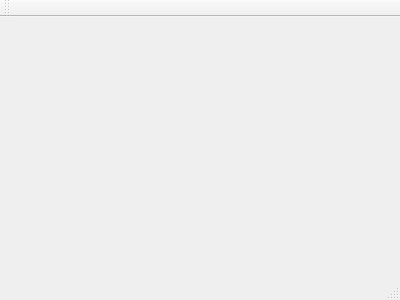
Old version of the form testEXE/mainwindow.ui in the repository Splenish/BankSimul_400.
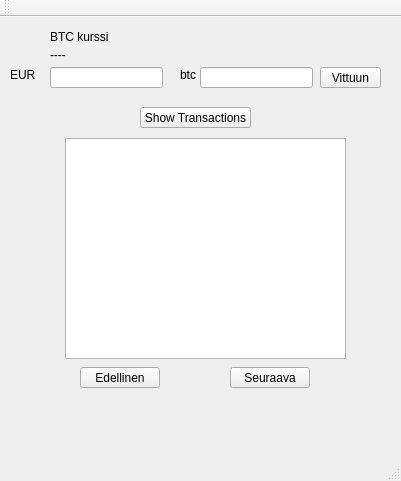
New version of the form.

```diff
--- a/testEXE/mainwindow.ui
+++ b/testEXE/mainwindow.ui
@@ -1,24 +1,174 @@
 <ui version="4.0">
  <class>MainWindow</class>
- <widget class="QMainWindow" name="MainWindow" >
-  <property name="geometry" >
+ <widget class="QMainWindow" name="MainWindow">
+  <property name="geometry">
    <rect>
     <x>0</x>
     <y>0</y>
-    <width>400</width>
-    <height>300</height>
+    <width>401</width>
+    <height>481</height>
    </rect>
   </property>
   <property name="windowTitle" >
    <string>MainWindow</string>
   </property>
-  <widget class="QMenuBar" name="menuBar" />
-  <widget class="QToolBar" name="mainToolBar" />
-  <widget class="QWidget" name="centralWidget" />
-  <widget class="QStatusBar" name="statusBar" />
+  <widget class="QWidget" name="centralWidget">
+   <widget class="QPushButton" name="quitButton">
+    <property name="geometry">
+     <rect>
+      <x>320</x>
+      <y>50</y>
+      <width>61</width>
+      <height>21</height>
+     </rect>
+    </property>
+    <property name="text">
+     <string>Vittuun</string>
+    </property>
+   </widget>
+   <widget class="QLineEdit" name="Euros">
+    <property name="geometry">
+     <rect>
+      <x>50</x>
+      <y>50</y>
+      <width>113</width>
+      <height>21</height>
+     </rect>
+    </property>
+   </widget>
+   <widget class="QLineEdit" name="Coins">
+    <property name="geometry">
+     <rect>
+      <x>200</x>
+      <y>50</y>
+      <width>113</width>
+      <height>21</height>
+     </rect>
+    </property>
+   </widget>
+   <widget class="QLabel" name="label">
+    <property name="geometry">
+     <rect>
+      <x>10</x>
+      <y>50</y>
+      <width>31</width>
+      <height>16</height>
+     </rect>
+    </property>
+    <property name="text">
+     <string>EUR</string>
+    </property>
+   </widget>
+   <widget class="QLabel" name="label_2">
+    <property name="geometry">
+     <rect>
+      <x>180</x>
+      <y>50</y>
+      <width>21</width>
+      <height>16</height>
+     </rect>
+    </property>
+    <property name="text">
+     <string>btc</string>
+    </property>
+   </widget>
+   <widget class="QLabel" name="btcKurssiLabel">
+    <property name="geometry">
+     <rect>
+      <x>50</x>
+      <y>10</y>
+      <width>61</width>
+      <height>20</height>
+     </rect>
+    </property>
+    <property name="text">
+     <string>BTC kurssi</string>
+    </property>
+   </widget>
+   <widget class="QLabel" name="btcKurssiValue">
+    <property name="geometry">
+     <rect>
+      <x>50</x>
+      <y>30</y>
+      <width>71</width>
+      <height>16</height>
+     </rect>
+    </property>
+    <property name="text">
+     <string>----</string>
+    </property>
+   </widget>
+   <widget class="QListWidget" name="transactionList">
+    <property name="geometry">
+     <rect>
+      <x>65</x>
+      <y>121</y>
+      <width>281</width>
+      <height>221</height>
+     </rect>
+    </property>
+   </widget>
+   <widget class="QPushButton" name="showTransactionsButton">
+    <property name="geometry">
+     <rect>
+      <x>140</x>
+      <y>90</y>
+      <width>111</width>
+      <height>21</height>
+     </rect>
+    </property>
+    <property name="text">
+     <string>Show Transactions</string>
+    </property>
+   </widget>
+   <widget class="QPushButton" name="edellinenButton">
+    <property name="geometry">
+     <rect>
+      <x>80</x>
+      <y>350</y>
+      <width>80</width>
+      <height>21</height>
+     </rect>
+    </property>
+    <property name="text">
+     <string>Edellinen</string>
+    </property>
+   </widget>
+   <widget class="QPushButton" name="seuraavaButton">
+    <property name="geometry">
+     <rect>
+      <x>230</x>
+      <y>350</y>
+      <width>80</width>
+      <height>21</height>
+     </rect>
+    </property>
+    <property name="text">
+     <string>Seuraava</string>
+    </property>
+   </widget>
+  </widget>
+  <widget class="QMenuBar" name="menuBar">
+   <property name="geometry">
+    <rect>
+     <x>0</x>
+     <y>0</y>
+     <width>401</width>
+     <height>20</height>
+    </rect>
+   </property>
+  </widget>
+  <widget class="QToolBar" name="mainToolBar">
+   <attribute name="toolBarArea">
+    <enum>TopToolBarArea</enum>
+   </attribute>
+   <attribute name="toolBarBreak">
+    <bool>false</bool>
+   </attribute>
+  </widget>
+  <widget class="QStatusBar" name="statusBar"/>
  </widget>
- <layoutDefault spacing="6" margin="11" />
- <pixmapfunction></pixmapfunction>
+ <layoutdefault spacing="6" margin="11"/>
  <resources/>
  <connections/>
 </ui>
```
Left out of the diff: 3 changed lines with no effect on the pictures.
